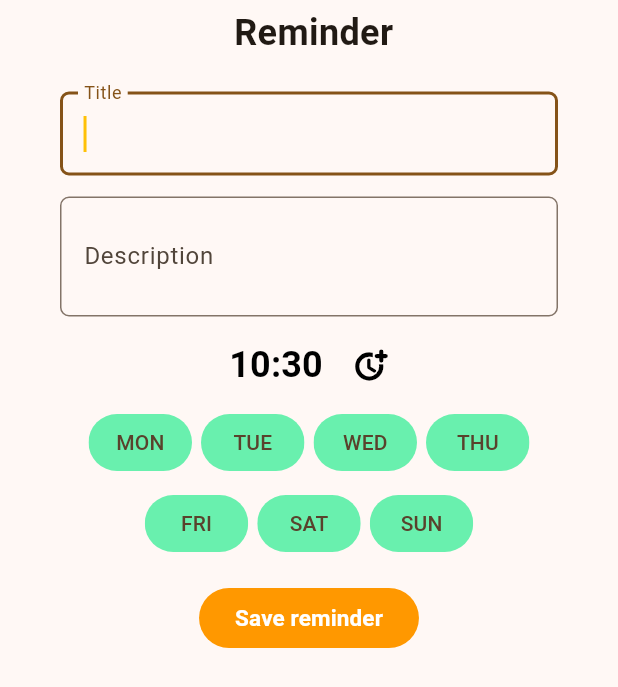
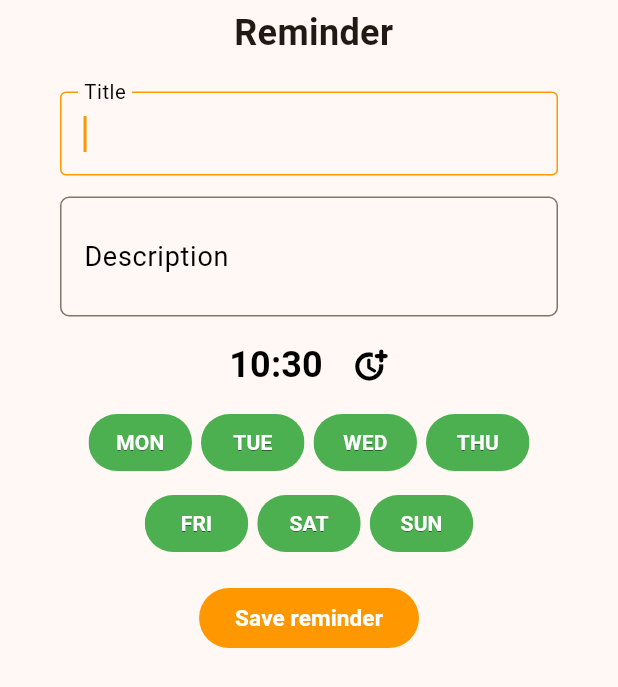
Before and after one commit to vloot/reminder-app, a Flutter app: the ReminderForm widget shown alone on an empty page, opened directly with empty values, on a phone screen of 412 x 824 dp. Shown: the top 687 px of the screen. Run offline on Flutter 3.47's test engine with Material 3 defaults, Android fonts, the light colour scheme and no system bars; our stand-ins replace drift, drift_flutter, flutter_bloc, flutter_local_notifications, get_it, timezone; accounts and stored records are empty; generated files the repository leaves out were written again.

Commit message:
Fixed theme support, optimized forms, blocs

```diff
--- a/lib/core/themes/theme.dart
+++ b/lib/core/themes/theme.dart
@@ -1,6 +1,7 @@
 import 'package:flutter/material.dart';
 
 class AppTheme {
+  final Brightness brightness;
   final Color primaryColor;
   final Color primaryColorAccent;
   final Color secondaryColor;
@@ -9,11 +10,13 @@ class AppTheme {
   final Color inactiveColor;
   final Color warningColor;
   final Color backgroundColor;
+  final Color backgroundOverlayColor;
   final Color textColor;
   final Color transparent;
   final Color shadowColor;
 
   AppTheme({
+    required this.brightness,
     required this.primaryColor,
     required this.primaryColorAccent,
     required this.secondaryColor,
@@ -22,6 +25,7 @@ class AppTheme {
     required this.inactiveColor,
     required this.warningColor,
     required this.backgroundColor,
+    required this.backgroundOverlayColor,
     required this.textColor,
     required this.transparent,
     required this.shadowColor,
--- a/lib/features/reminder/presentation/reminder/reminder_bloc.dart
+++ b/lib/features/reminder/presentation/reminder/reminder_bloc.dart
@@ -54,7 +54,7 @@ class ReminderBloc extends Bloc<ReminderEvent, ReminderState> {
       reminderDays: event.reminderDays,
       description: event.description,
     );
-
+    emit(ReminderLoading());
     try {
       await reminderRepository.editReminder(reminder.toEntity());
       emit(ReminderEdited());
--- a/lib/features/reminder_form/reminder_form.dart
+++ b/lib/features/reminder_form/reminder_form.dart
@@ -9,7 +9,7 @@ class ReminderForm extends StatefulWidget {
   final ReminderFormType formType;
   final String title;
   final BuildContext parentContext;
-  final void Function(ReminderModel newReminder) submitCallback;
+  final void Function(ReminderModel) submitCallback;
 
   final ReminderModel? reminderModel;
 
@@ -122,14 +122,13 @@ class _ReminderFormState extends State<ReminderForm> {
                         ),
                       );
                     },
-                    style: ButtonStyle(
-                      backgroundColor: WidgetStateProperty.all(
-                        currentTheme.primaryColor,
-                      ),
+                    style: FilledButton.styleFrom(
+                      backgroundColor: currentTheme.primaryColor,
                     ),
                     child: Text(
                       'Save reminder',
                       style: TextStyle(
+                        color: currentTheme.secondaryColor,
                         fontWeight: FontWeight.bold,
                         fontSize: 15,
                       ),
@@ -161,14 +160,20 @@ class _ReminderFormState extends State<ReminderForm> {
         maxLines: maxLines,
         maxLength: maxLength,
         maxLengthEnforcement: MaxLengthEnforcement.enforced,
-        cursorColor: Colors.amber,
+        cursorColor: currentTheme.primaryColor,
+        style: TextStyle(
+          color: currentTheme.textColor,
+          fontWeight: FontWeight.w600,
+        ),
         decoration: InputDecoration(
           labelText: hintText,
+          labelStyle: TextStyle(color: currentTheme.textColor, fontSize: 18),
           hintFadeDuration: Duration(seconds: 1),
           contentPadding: EdgeInsets.fromLTRB(12, 16, 12, 16),
           border: OutlineInputBorder(borderRadius: BorderRadius.circular(6)),
-          hoverColor: Colors.orangeAccent,
-          focusColor: Colors.blueAccent,
+          focusedBorder: OutlineInputBorder(
+            borderSide: BorderSide(color: currentTheme.primaryColor),
+          ),
           counterText: "",
         ),
       ),
@@ -182,9 +187,9 @@ class _ReminderFormState extends State<ReminderForm> {
       fontWeight: FontWeight.w600,
     );
     return TextButton(
-      style: ButtonStyle(
+      style: TextButton.styleFrom(
         splashFactory: NoSplash.splashFactory,
-        overlayColor: WidgetStatePropertyAll(Colors.transparent),
+        overlayColor: currentTheme.transparent,
       ),
       onPressed: () async {
         final time = await showTimePicker(
@@ -248,22 +253,47 @@ class _ReminderFormState extends State<ReminderForm> {
   }
 
   Widget buildWeekdayButton(Weekday weekday, String text) {
+    var selected = selectedDays.contains(weekday);
     return Padding(
       padding: const EdgeInsets.all(3.0),
       child: ChoiceChip(
+        side: BorderSide(
+          color: selected
+              ? currentTheme.transparent
+              : currentTheme.inactiveColor,
+        ),
         shape: RoundedRectangleBorder(
           borderRadius: BorderRadiusGeometry.circular(100),
         ),
-        label: SizedBox(width: 35, child: Center(child: Text(text))),
-        selected: selectedDays.contains(weekday),
+        label: SizedBox(
+          width: 35,
+          child: Center(
+            child: Text(
+              text,
+              style: TextStyle(
+                shadows: [
+                  Shadow(
+                    color: currentTheme.shadowColor,
+                    offset: Offset(0, 0.5),
+                  ),
+                ],
+                color: selected
+                    ? currentTheme.secondaryColor
+                    : currentTheme.textColor,
+                fontWeight: FontWeight.w700,
+              ),
+            ),
+          ),
+        ),
+        selected: selected,
         showCheckmark: false,
-        selectedColor: Colors.greenAccent,
-        disabledColor: Colors.blueGrey,
+        selectedColor: currentTheme.activeColor,
+        disabledColor: currentTheme.inactiveColor,
         onSelected: (value) {
           setState(() {
             if (value) {
               selectedDays.add(weekday);
-            } else {
+            } else if (selectedDays.length != 1 && !value) {
               selectedDays.remove(weekday);
             }
           });
--- a/lib/main.dart
+++ b/lib/main.dart
@@ -12,7 +12,7 @@ void main() {
       theme: ThemeData(
         colorScheme: ColorScheme.fromSeed(
           seedColor: currentTheme.primaryColor,
-          brightness: Brightness.light,
+          brightness: currentTheme.brightness,
         ),
       ),
       home: RemindersPage(),
```
Also changed, not shown: lib/core/themes/app_themes.dart (+11 -7 lines), lib/features/reminder/presentation/form_launcher.dart (added, +29 -0 lines), lib/features/reminder/presentation/reminder/reminder_page.dart (+42 -93 lines), lib/features/reminder/presentation/widgets/confirmation.dart (+48 -50 lines), lib/features/reminder/presentation/widgets/reminder_list_tile.dart (+38 -42 lines), lib/features/weekday_box/presentation/widgets/weekday_box.dart (renamed from lib/features/weekday_box/presentation/widgets/weekday_box_page.dart, +8 -3 lines).
